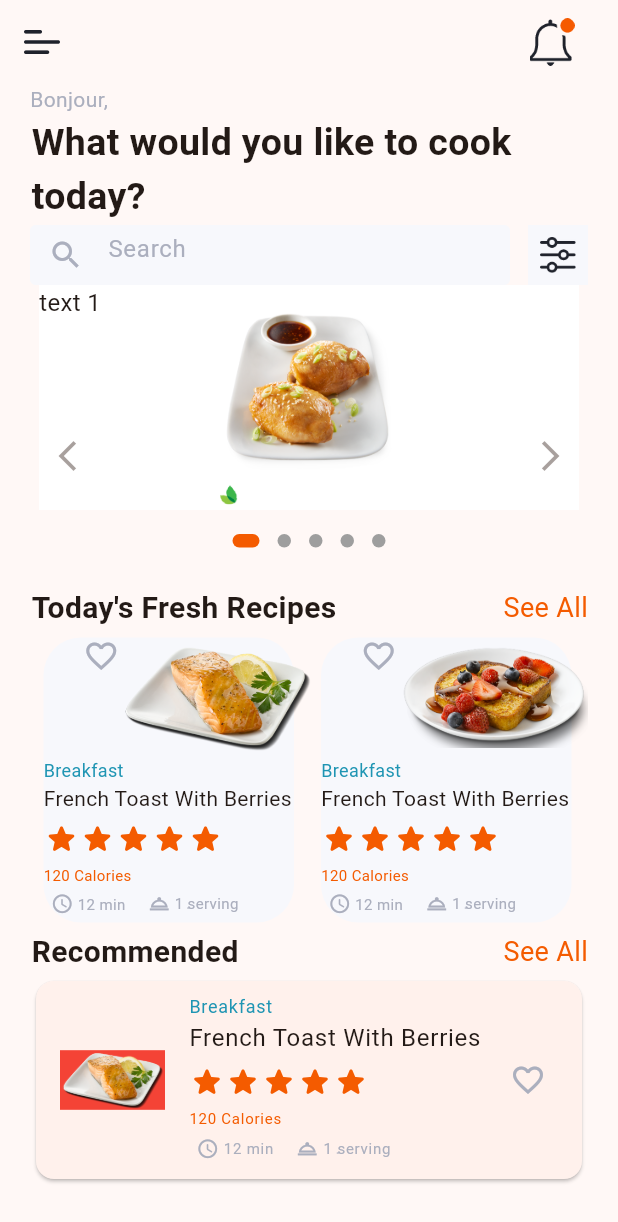
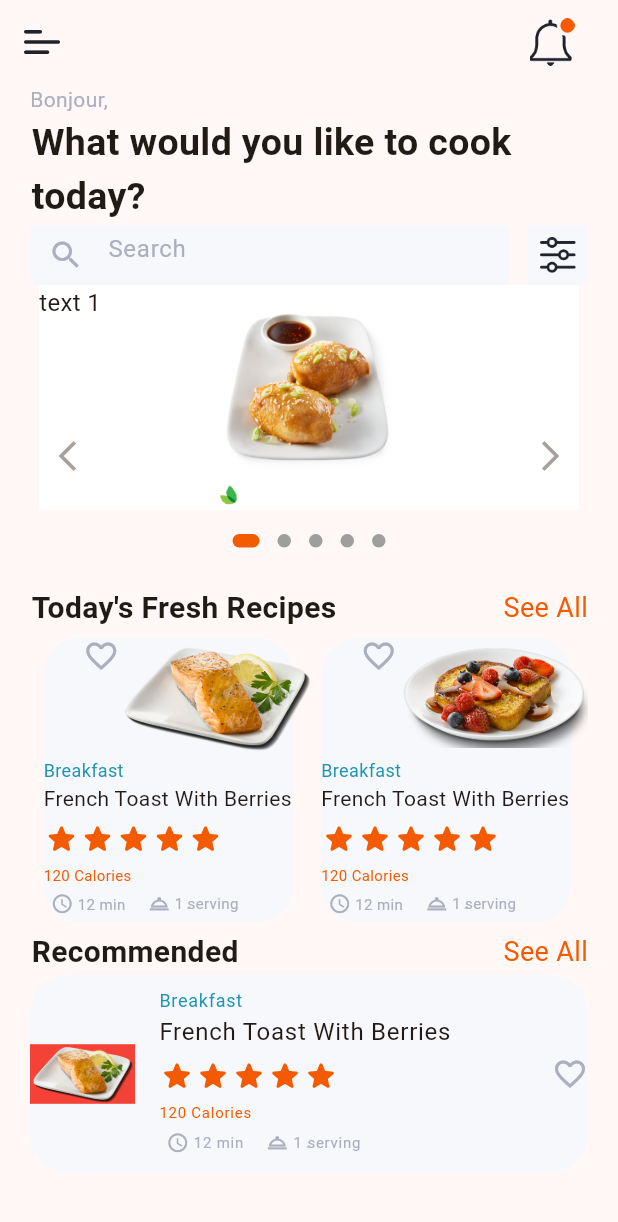
Before and after one commit to nellyibrahim80/receipe, a Flutter app: the HomePage screen opened directly, on a phone screen of 412 x 824 dp. Shown: the top 1222 px of the screen. Run offline on Flutter 3.47's test engine with Material 3 defaults, Android fonts, the phone set to English and light mode, and no system bars; drawn by our look-alikes of carousel_slider, dots_indicator; our stand-ins replace shared_preferences, smooth_page_indicator; accounts and stored records are empty.

Commit message:
Reupload Project 7

```diff
--- a/lib/screens/home_page.dart
+++ b/lib/screens/home_page.dart
@@ -287,8 +287,13 @@ class _HomePageState extends State<HomePage> {
               HeaderTitle: "Recommended",
             ),
             Card(
+              color: Color(ConstColors.bgInput),
+              shape: RoundedRectangleBorder(borderRadius: BorderRadius.circular(25)),
+
+              margin: EdgeInsets.all(0),
+              elevation: 0,
               child: ListTile(
-
+contentPadding: EdgeInsets.all(0 ),
                 leading: Container(
                   color: Colors.red,
                   child: Image.asset(
```
